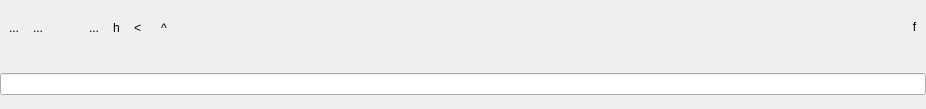
Qt form bulicommander/bulicommander/bc/resources/bcwpathbar.ui (Grum999/BuliCommander) before a commit.
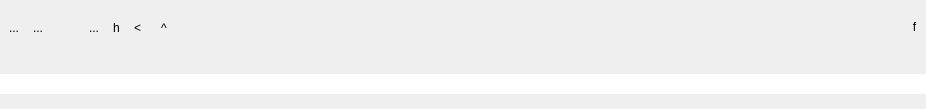
The same form after that commit. Icons and pictures are not drawn. Custom widgets are drawn as their Qt base class.

Commit message:
Fix active panel highlighting
Panel path bar wasn't highlighted systematically when panel was active;
now fixed

Also remove Debug print
Foix some warning message in console about QLayout already defined

```diff
--- a/bulicommander/bulicommander/bc/resources/bcwpathbar.ui
+++ b/bulicommander/bulicommander/bc/resources/bcwpathbar.ui
@@ -25,6 +25,9 @@
   <property name="windowTitle">
    <string>Frame</string>
   </property>
+  <property name="styleSheet">
+   <string notr="true"/>
+  </property>
   <property name="frameShape">
    <enum>QFrame::NoFrame</enum>
   </property>
@@ -481,6 +484,9 @@
            <property name="statusTip">
             <string>Quick filter: use wildcard * to filter files | To use regular expression, prefix filter with &quot;re:&quot;</string>
            </property>
+           <property name="frame">
+            <bool>false</bool>
+           </property>
            <property name="clearButtonEnabled">
             <bool>true</bool>
            </property>
```
The commit also changes 6 other files.
